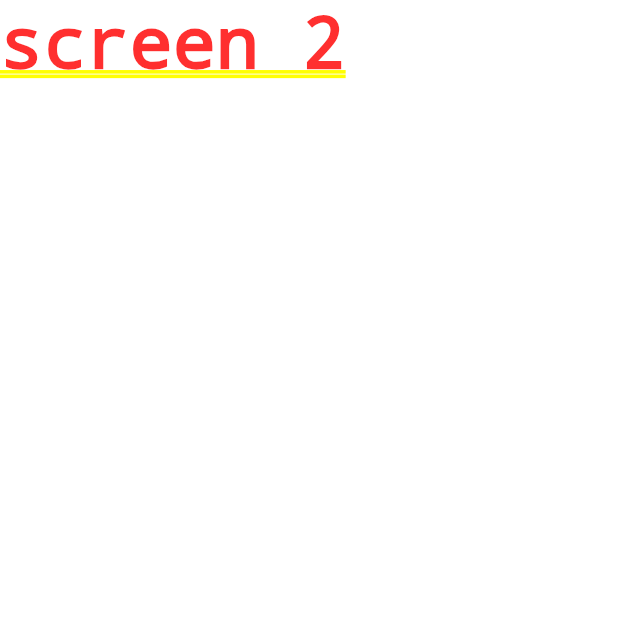
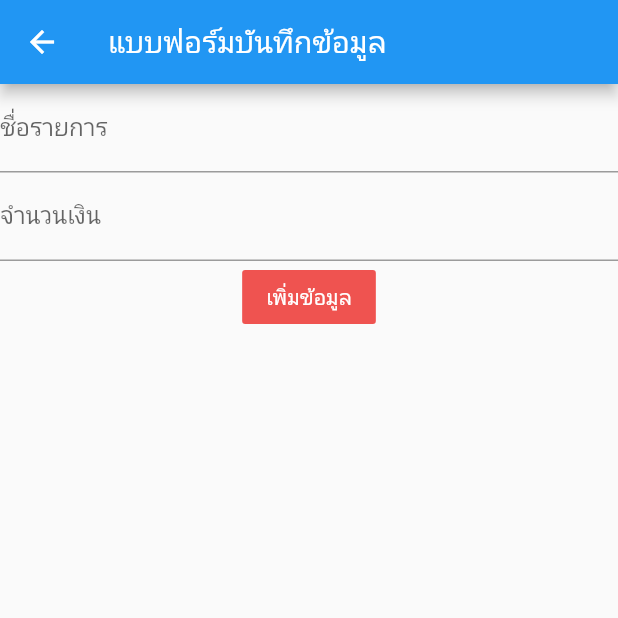
Before and after one commit to rungthiwaa/flutterdatabase, a Flutter app: the screen it shows after launch, after a tap on the "add" icon, on a phone screen of 412 x 824 dp, the top half of it. Run offline on Flutter 3.47's test engine with Material 2 defaults, Android fonts, the phone set to English and light mode, and no system bars.

Commit message:
เพิ่มรายละเอียดหน้าที่2

```diff
--- a/lib/main.dart
+++ b/lib/main.dart
@@ -1,4 +1,5 @@
 import 'package:flutter/material.dart';
+import 'package:flutter_database/screens/from_screen.dart';
 
 void main() {
   runApp(const MyApp());
@@ -14,7 +15,7 @@ class MyApp extends StatelessWidget {
       theme: ThemeData(
         primarySwatch: Colors.blue,
       ),
-      home: const MyHomePage(title: 'What!!'),
+      home: const MyHomePage(title: 'แอปพลิเคชัน'),
     );
   }
 }
@@ -35,12 +36,13 @@ class _MyHomePageState extends State<MyHomePage> {
           title: Text(widget.title),
           actions: [
             IconButton(
-                onPressed: () {
-                  Navigator.push(context, MaterialPageRoute(builder: (context) {
-                    return Text("screen 2");
-                  }));
-                },
-                icon: Icon(Icons.add))
+              icon: Icon(Icons.add),
+              onPressed: () {
+                Navigator.push(context, MaterialPageRoute(builder: (context) {
+                  return Fromscreen();
+                }));
+              },
+            )
           ],
         ),
         body:
--- /dev/null
+++ b/lib/screens/from_screen.dart
@@ -0,0 +1,28 @@
+import 'package:flutter/material.dart';
+
+class Fromscreen extends StatelessWidget {
+  @override
+  Widget build(BuildContext context) {
+    return Scaffold(
+        appBar: AppBar(
+          title: Text("แบบฟอร์มบันทึกข้อมูล"),
+        ),
+        body: Form(
+            child: Column(
+          children: [
+            TextFormField(
+              decoration: new InputDecoration(labelText: "ชื่อรายการ"),
+            ),
+            TextFormField(
+              decoration: new InputDecoration(labelText: "จำนวนเงิน"),
+            ),
+            FlatButton(
+                child: Text("เพิ่มข้อมูล"),
+                color: Colors.red.shade400,
+                textColor: Colors.white,
+                onPressed: () {})
+          ],
+        )) // This trailing comma makes auto-formatting nicer for build methods.
+        );
+  }
+}
```
